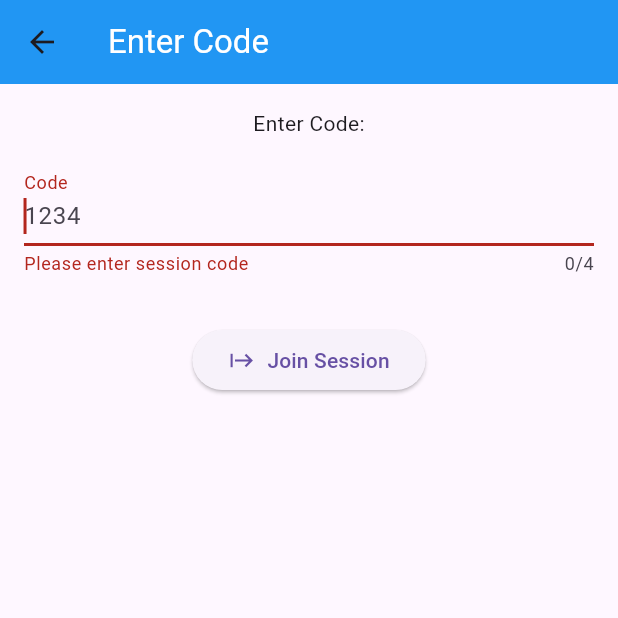
After one commit to abou0323/MAD9135-Flutter-MovieNightApp, a Flutter app: the screen it shows after launch, after a tap on "Join Session", on a phone screen of 412 x 824 dp, the top half of it. The commit adds this screen. Run offline on Flutter 3.47's test engine with Material 3 defaults, Android fonts, the light colour scheme and no system bars; our stand-ins replace device_info_plus; missing offline and left inert: android_id; network calls fail.

Commit message:
added enter code screen

```diff
--- /dev/null
+++ b/lib/screens/enter_code_screen.dart
@@ -0,0 +1,133 @@
+import 'package:flutter/material.dart';
+import 'package:flutter/foundation.dart';
+import 'package:flutter_movie_night_app/screens/movie_selection_screen.dart';
+import 'package:flutter_movie_night_app/utils/app_state.dart';
+import 'package:flutter_movie_night_app/utils/http_helper.dart';
+import 'package:provider/provider.dart';
+
+class EnterCodeScreen extends StatefulWidget {
+  const EnterCodeScreen({super.key});
+
+  @override
+  State<EnterCodeScreen> createState() => _EnterCodeScreenState();
+}
+
+class _EnterCodeScreenState extends State<EnterCodeScreen> {
+  final GlobalKey<FormState> _formStateKey = GlobalKey<FormState>();
+  final MyData _data = MyData();
+  String success = 'false';
+
+  @override
+  Widget build(BuildContext context) {
+    return Scaffold(
+      appBar: AppBar(
+        title: Text(
+          'Enter Code',
+          style: TextStyle(color: Colors.white),
+        ),
+        backgroundColor: Colors.blue,
+      ),
+      body: SingleChildScrollView(
+        child: Padding(
+          padding: const EdgeInsets.all(16.0),
+          child: Form(
+            key: _formStateKey,
+            autovalidateMode: AutovalidateMode.always,
+            child: Column(
+              mainAxisAlignment: MainAxisAlignment.center,
+              children: [
+                Text(
+                  'Enter Code:',
+                  // style: Theme.of(context)
+                  //     .textTheme
+                  //     .titleLarge
+                  //     ?.copyWith(fontWeight: FontWeight.bold),
+                ),
+                const SizedBox(height: 16.0),
+                TextFormField(
+                  autofocus: true,
+                  decoration: const InputDecoration(
+                    hintText: '1234',
+                    labelText: 'Code',
+                  ),
+                  keyboardType: TextInputType.number,
+                  maxLength: 4,
+                  onSaved: (value) {
+                    _data.code = value!;
+                  },
+                  validator: (value) {
+                    if (value == null || value.isEmpty) {
+                      return 'Please enter session code';
+                    }
+                    return null;
+                  },
+                ),
+                const SizedBox(height: 32.0),
+                ElevatedButton(
+                    onPressed: () async {
+                      if (_formStateKey.currentState!.validate()) {
+                        _formStateKey.currentState!.save();
+
+                        await _joinSession();
+
+                        if (success == 'true') {
+                          Navigator.push(
+                              context,
+                              MaterialPageRoute(
+                                builder: (context) => MovieSelectionScreen(),
+                              ));
+                        } else {
+                          ScaffoldMessenger.of(context).showSnackBar(
+                            SnackBar(content: Text("Failed to join session")),
+                          );
+                        }
+                      }
+                    },
+                    child: const Row(
+                      mainAxisSize: MainAxisSize.min,
+                      children: [
+                        Icon(Icons.start),
+                        SizedBox(width: 8.0),
+                        Text('Join Session'),
+                      ],
+                    )),
+              ],
+            ),
+          ),
+        ),
+      ),
+    );
+  }
+
+  Future<void> _joinSession() async {
+    String? deviceId = Provider.of<AppState>(context, listen: false).deviceId;
+    String? code = _data.code;
+
+    if (kDebugMode) {
+      print('Device id from Enter Code Screen: $deviceId');
+    }
+
+    try {
+      final response = await HttpHelper.joinSession(deviceId, code);
+
+      if (kDebugMode) {
+        print(response['data']['session_id']);
+      }
+      if (kDebugMode) {
+        print("Session ID:");
+        print(response['data']['session_id']);
+      }
+      setState(() {
+        success = 'true';
+      });
+      Provider.of<AppState>(context, listen: false)
+          .setSessionId(response['data']['session_id']);
+    } catch (error) {
+      print(error);
+    }
+  }
+}
+
+class MyData {
+  String code = '';
+}
--- a/lib/screens/share_code_screen.dart
+++ b/lib/screens/share_code_screen.dart
@@ -12,7 +12,7 @@ class ShareCodeScreen extends StatefulWidget {
 }
 
 class _ShareCodeScreenState extends State<ShareCodeScreen> {
-  String code = "Unset";
+  String? code;
 
   @override
   void initState() {
@@ -33,9 +33,15 @@ class _ShareCodeScreenState extends State<ShareCodeScreen> {
       body: Center(
         child: Column(
           mainAxisAlignment: MainAxisAlignment.center,
-            children: [Text('Code: $code')],
+          children: [
+            if (code == null)
+              CircularProgressIndicator()
+            else
+              Text('Code: $code')
+          ],
         ),
-        ));
+      ),
+    );
   }
 
   Future<void> _startSession() async {
@@ -51,5 +57,11 @@ class _ShareCodeScreenState extends State<ShareCodeScreen> {
     setState(() {
       code = response['data']['code'];
     });
+    if (kDebugMode) {
+      print("Session ID:");
+      print(response['data']['session_id']);
+    }
+    Provider.of<AppState>(context, listen: false)
+        .setSessionId(response['data']['session_id']);
   }
 }
--- a/lib/screens/welcome_screen.dart
+++ b/lib/screens/welcome_screen.dart
@@ -4,6 +4,7 @@ import 'package:android_id/android_id.dart';
 import 'package:device_info_plus/device_info_plus.dart';
 import 'package:flutter/foundation.dart';
 import 'package:flutter/material.dart';
+import 'package:flutter_movie_night_app/screens/enter_code_screen.dart';
 import 'package:flutter_movie_night_app/screens/share_code_screen.dart';
 import 'package:flutter_movie_night_app/utils/app_state.dart';
 import 'package:provider/provider.dart';
@@ -20,7 +21,6 @@ class WelcomeScreen extends StatefulWidget {
 class _WelcomeScreenState extends State<WelcomeScreen> {
   @override
   void initState() {
-    // TODO: implement initState
     super.initState();
     _initializeDeviceId();
   }
@@ -44,8 +44,33 @@ class _WelcomeScreenState extends State<WelcomeScreen> {
                       builder: (context) => ShareCodeScreen(),
                     ));
               },
-              child: Text('Start Session'),
-            )
+              child: const Row(
+                mainAxisSize: MainAxisSize.min,
+                children: [
+                  Icon(Icons.start),
+                  SizedBox(width: 8.0),
+                  Text('Start Session'),
+                ],
+              ),
+            ),
+            Text("Choose an option to begin"),
+            ElevatedButton(
+              onPressed: () {
+                Navigator.push(
+                    context,
+                    MaterialPageRoute(
+                      builder: (context) => EnterCodeScreen(),
+                    ));
+              },
+              child: const Row(
+                mainAxisSize: MainAxisSize.min,
+                children: [
+                  Icon(Icons.code),
+                  SizedBox(width: 8.0),
+                  Text('Join Session'),
+                ],
+              ),
+            ),
           ],
         ),
       ),
--- a/lib/utils/app_state.dart
+++ b/lib/utils/app_state.dart
@@ -2,8 +2,15 @@ import 'package:flutter/material.dart';
 
 class AppState extends ChangeNotifier {
   String? deviceId;
+  String? sessionId;
+
   setDeviceId(String id) {
     deviceId = id;
     notifyListeners();
   }
+
+  setSessionId(String id) {
+    sessionId = id;
+    notifyListeners();
+  }
 }
--- a/lib/utils/http_helper.dart
+++ b/lib/utils/http_helper.dart
@@ -1,4 +1,5 @@
 import 'dart:convert';
+import 'dart:io';
 import 'package:http/http.dart' as http;
 
 class HttpHelper {
@@ -9,4 +10,14 @@ class HttpHelper {
         .get(Uri.parse('$movieNightBaseUrl/start-session?device_id=$deviceId'));
     return jsonDecode(response.body);
   }
+
+  static joinSession(String? deviceId, code) async {
+    var response = await http.get(Uri.parse(
+        '$movieNightBaseUrl/join-session?device_id=$deviceId&code=$code'));
+    if (response.statusCode == HttpStatus.ok) {
+      return jsonDecode(response.body);
+    } else {
+      throw Exception('Failed to Join Session');
+    }
+  }
 }
```
Also changed, not shown: lib/screens/movie_selection_screen.dart (added, +17 -0 lines). Lines whose indentation alone changed are shown as unchanged.
